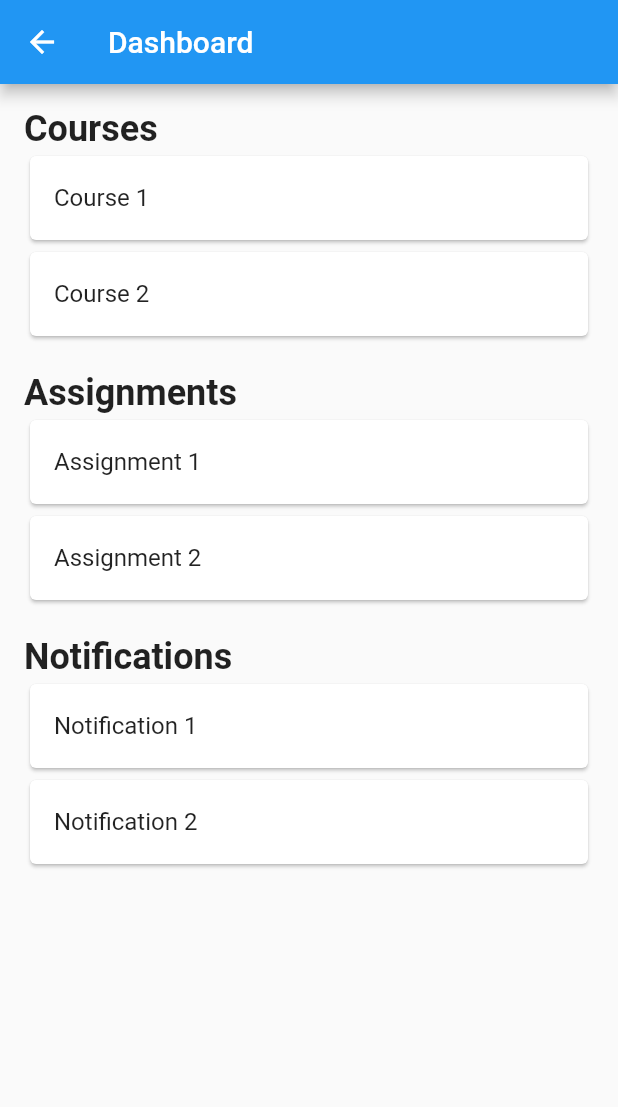
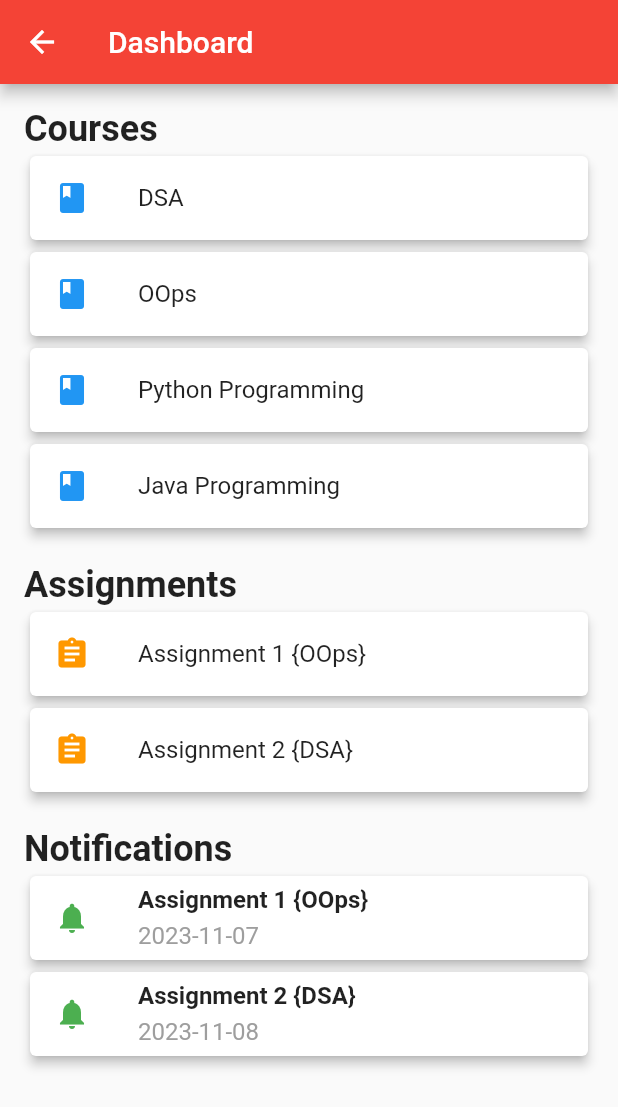
Before and after one commit to adsingh2602/coerconnect, a Flutter app: the DashboardScreen screen opened directly, on a phone screen of 412 x 824 dp. Shown: the top 1107 px of the screen. Run offline on Flutter 3.47's test engine with Material 2 defaults, Android fonts, the phone set to English and light mode, and no system bars.

Commit message:
Initial Commit

```diff
--- a/lib/Student/Dashboard.dart
+++ b/lib/Student/Dashboard.dart
@@ -5,42 +5,35 @@ class DashboardScreen extends StatelessWidget {
   Widget build(BuildContext context) {
     return Scaffold(
       appBar: AppBar(
+        backgroundColor: Colors.red,
         title: Text('Dashboard'),
       ),
-      body: Padding(
+      body: SingleChildScrollView(
+        child: Padding(
           padding: const EdgeInsets.all(16.0),
           child: Column(
             crossAxisAlignment: CrossAxisAlignment.start,
             children: [
               _buildSectionTitle('Courses'),
 
-            GestureDetector(
-              onTap: () {
-                Navigator.pushNamed(context, '/courseList'); // Navigates to another screen
-              },
-              child: _buildCourseCard('Course 1'),
-            ),
-            // _buildCourseCard('Course 2'),
-            GestureDetector(
-              onTap: () {
-                Navigator.pushNamed(context, '/courseList'); // Navigates to another screen
-              },
-              child: _buildCourseCard('Course 2'),
-            ),
-
+              _buildCourseCard(context, 'DSA', Icons.book),
+              _buildCourseCard(context, 'OOps', Icons.book),
+              _buildCourseCard(context, 'Python Programming', Icons.book),
+              _buildCourseCard(context, 'Java Programming', Icons.book),
 
               SizedBox(height: 20.0),
 
               _buildSectionTitle('Assignments'),
-            _buildAssignmentCard('Assignment 1'),
-            _buildAssignmentCard('Assignment 2'),
+              _buildAssignmentCard('Assignment 1 {OOps}'),
+              _buildAssignmentCard('Assignment 2 {DSA}'),
 
               SizedBox(height: 20.0),
 
               _buildSectionTitle('Notifications'),
-            _buildNotificationCard('Notification 1'),
-            _buildNotificationCard('Notification 2'),
+              _buildNotificationCard('Assignment 1 {OOps}', Icons.notifications, '2023-11-07'),
+              _buildNotificationCard('Assignment 2 {DSA}', Icons.notifications, '2023-11-08'),
             ],
+          ),
         ),
       ),
     );
@@ -56,26 +49,52 @@ class DashboardScreen extends StatelessWidget {
     );
   }
 
-  Widget _buildCourseCard(String courseName) {
+  Widget _buildCourseCard(BuildContext context, String courseName, IconData icon) {
     return Card(
+      elevation: 3,
       child: ListTile(
+        leading: Icon(icon, color: Colors.blue),
         title: Text(courseName),
+        onTap: () {
+          // Navigator.pushNamed(context, '/courseList');
+        },
       ),
     );
   }
 
   Widget _buildAssignmentCard(String assignmentName) {
     return Card(
+      elevation: 3,
       child: ListTile(
+        leading: Icon(Icons.assignment, color: Colors.orange),
         title: Text(assignmentName),
       ),
     );
   }
 
-  Widget _buildNotificationCard(String notificationText) {
+  Widget _buildNotificationCard(String notificationText, IconData icon, String date) {
     return Card(
+      elevation: 3,
       child: ListTile(
-        title: Text(notificationText),
+        leading: Icon(icon, color: Colors.green),
+        title: Column(
+          crossAxisAlignment: CrossAxisAlignment.start,
+          children: [
+            Text(
+              notificationText,
+              style: TextStyle(
+                fontWeight: FontWeight.bold,
+              ),
+            ),
+            SizedBox(height: 5.0),
+            Text(
+              date,
+              style: TextStyle(
+                color: Colors.grey,
+              ),
+            ),
+          ],
+        ),
       ),
     );
   }
--- a/lib/main.dart
+++ b/lib/main.dart
@@ -12,7 +12,7 @@ class MyApp extends StatelessWidget {
   @override
   Widget build(BuildContext context) {
     return MaterialApp(
-      title: 'Student Management App',
+      title: 'COERConnect',
       home: LoginPage(),
 
       debugShowCheckedModeBanner: false,
--- a/lib/screens/Faculty/Dashboard.dart
+++ b/lib/screens/Faculty/Dashboard.dart
@@ -6,6 +6,7 @@ class DashboardScreen extends StatelessWidget {
     return Scaffold(
       appBar: AppBar(
         title: Text('Dashboard'),
+        backgroundColor: Colors.red,
       ),
       body: Padding(
         padding: const EdgeInsets.all(16.0),
--- a/lib/screens/Faculty/Marking.dart
+++ b/lib/screens/Faculty/Marking.dart
@@ -20,6 +20,8 @@ class _AttendanceScreenState extends State<AttendanceMarking> {
     return Scaffold(
       appBar: AppBar(
         title: Text('Take Attendance'),
+                backgroundColor: Colors.red,
+
       ),
       body: ListView.builder(
         itemCount: students.length,
--- a/lib/screens/Faculty/faculty.dart
+++ b/lib/screens/Faculty/faculty.dart
@@ -52,7 +52,7 @@ class _FacultyScreenState extends State<FacultyScreen> {
         ],
         currentIndex: _selectedIndex,
         onTap: _onItemTapped,
-        selectedItemColor: Colors.blue,
+        selectedItemColor:  const Color.fromRGBO(0, 0, 139, 1),
         // backgroundColor: Colors.blue, // Set the background color here
         unselectedItemColor: Colors.grey, // Set the unselected item color
       ),
```
Also changed, not shown: lib/Student/Attendance.dart (+42 -46 lines), lib/Student/Profile.dart (+19 -0 lines), lib/Student/students.dart (+4 -3 lines), lib/screens/Faculty/Profile.dart (+19 -0 lines), lib/screens/login.dart (+9 -8 lines), lib/screens/sing_up.dart (+9 -9 lines), 1 other file. Lines whose indentation alone changed are shown as unchanged.
